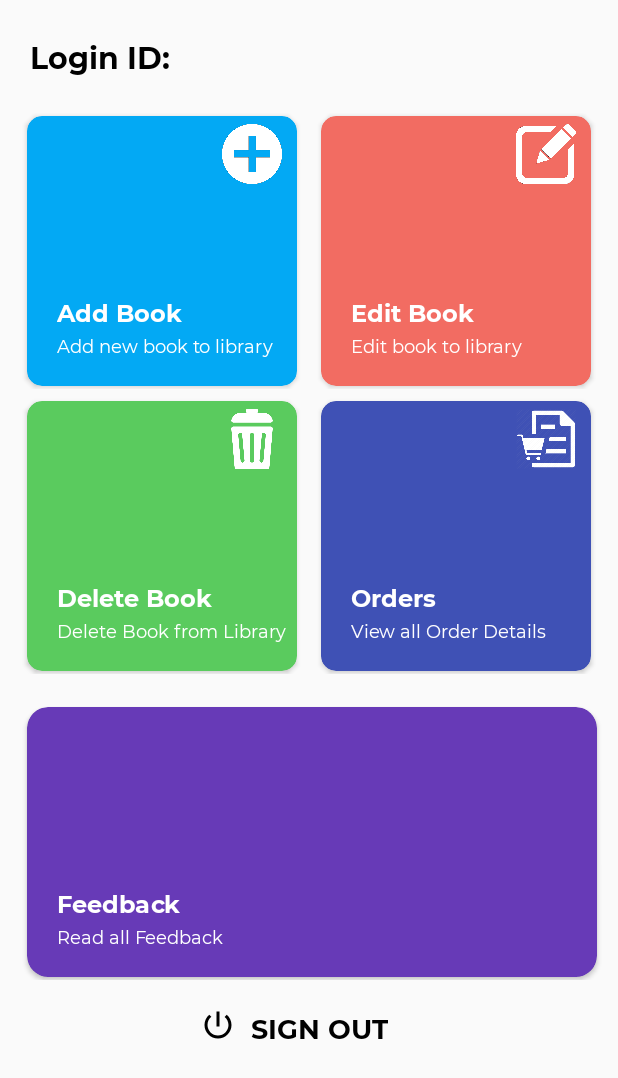
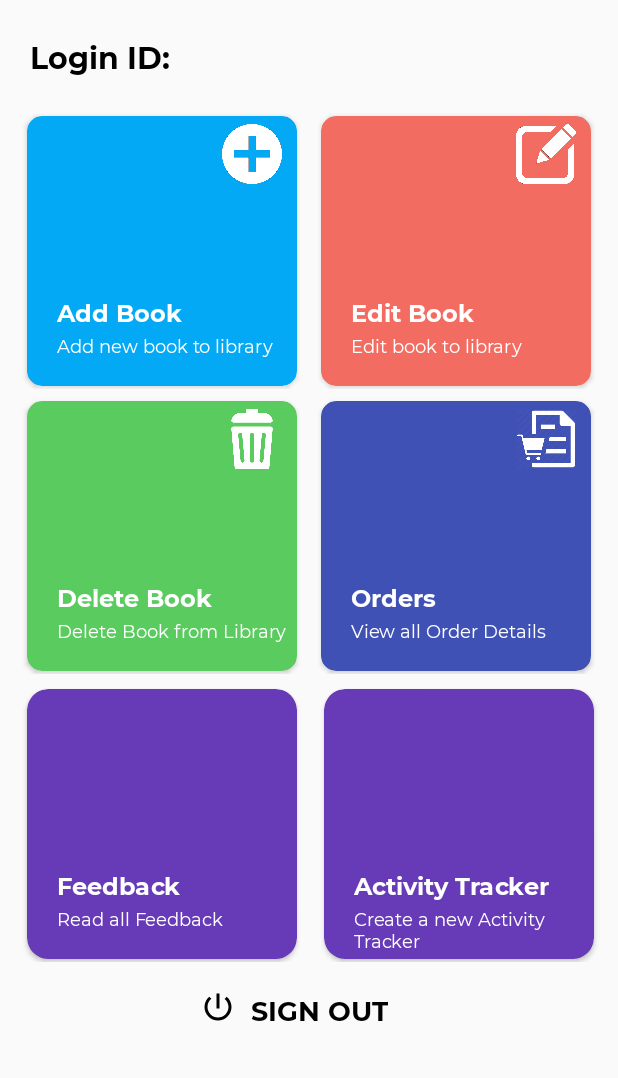
Before and after one commit to larkentech/IMMC2_Admin, an Android app: the MainActivity screen opened directly, with no data from a screen before it, on a phone screen of 412 x 824 dp. Shown: the top 1078 px of the screen. Run offline under Robolectric (Android 15) with nearby library versions, the phone set to English and light mode, and no system bars; our stand-ins replace Firebase (no records; nobody signed in at launch, a user with empty details on screens opened directly).

Commit message:
Activity Tracker Screen is designed.

```diff
--- a/app/src/main/java/com/larkentech/immc2_admin/DetailsContainerActivity.java
+++ b/app/src/main/java/com/larkentech/immc2_admin/DetailsContainerActivity.java
@@ -5,6 +5,8 @@ import android.widget.FrameLayout;
 import androidx.appcompat.app.AppCompatActivity;
 import androidx.fragment.app.FragmentManager;
 import androidx.fragment.app.FragmentTransaction;
+
+import com.larkentech.immc2_admin.Fragments.ActivityTrackerFragment;
 
 public class DetailsContainerActivity extends AppCompatActivity {
 
@@ -59,6 +61,13 @@ public class DetailsContainerActivity extends AppCompatActivity {
                 transaction4.replace(R.id.detailsActivityContainer,feedbackFragment);
                 transaction4.commit();
                 break;
+            case "ActivityTracker":
+                FragmentManager manager5 = getSupportFragmentManager();
+                ActivityTrackerFragment activityTrackerFragment = new ActivityTrackerFragment();
+                FragmentTransaction transaction5 = manager5.beginTransaction();
+                transaction5.replace(R.id.detailsActivityContainer,activityTrackerFragment);
+                transaction5.commit();
+                break;
 
 
 
--- a/app/src/main/java/com/larkentech/immc2_admin/MainActivity.java
+++ b/app/src/main/java/com/larkentech/immc2_admin/MainActivity.java
@@ -31,6 +31,7 @@ public class MainActivity extends AppCompatActivity {
     CardView editBook;
     CardView deleteBook;
     CardView orders;
+    CardView activityTracker;
     Button signout;
     CardView feedback;
     FirebaseDatabase firebaseDatabase;
@@ -53,6 +54,7 @@ public class MainActivity extends AppCompatActivity {
         deleteBook = (CardView) findViewById(R.id.deleteBook);
         orders = (CardView) findViewById(R.id.orders);
         feedback = (CardView) findViewById(R.id.feedback);
+        activityTracker = (CardView)findViewById(R.id.activityTracker);
 
         admiLoginId = findViewById(R.id.adminLoginId);
 
@@ -98,6 +100,15 @@ public class MainActivity extends AppCompatActivity {
             @Override
             public void onClick(View v) {
                 openOrders();
+            }
+        });
+
+        activityTracker.setOnClickListener(new View.OnClickListener() {
+            @Override
+            public void onClick(View v) {
+                Intent intent = new Intent(getApplicationContext(),DetailsContainerActivity.class);
+                intent.putExtra("Category","ActivityTracker");
+                startActivity(intent);
             }
         });
 
--- a/app/src/main/res/layout/activity_main.xml
+++ b/app/src/main/res/layout/activity_main.xml
@@ -14,40 +14,40 @@
 
 
         <RelativeLayout
-            android:layout_marginTop="24dp"
             android:layout_width="match_parent"
             android:layout_height="wrap_content"
+            android:layout_marginTop="24dp"
             android:orientation="horizontal">
 
             <TextView
-                android:layout_marginStart="20dp"
+                android:id="@+id/log"
                 android:layout_width="wrap_content"
                 android:layout_height="wrap_content"
+                android:layout_marginStart="20dp"
+                android:fontFamily="@font/montserrat_bold"
                 android:text="Login ID:"
-                android:id="@+id/log"
-                android:textSize="20sp"
                 android:textColor="#000000"
-                android:fontFamily="@font/montserrat_bold"/>
+                android:textSize="20sp" />
 
 
             <TextView
                 android:id="@+id/adminLoginId"
-                android:layout_marginStart="5dp"
                 android:layout_width="wrap_content"
                 android:layout_height="wrap_content"
-                android:textSize="20sp"
+                android:layout_marginStart="5dp"
+                android:layout_toEndOf="@+id/log"
                 android:fontFamily="@font/montserrat_bold"
-                android:layout_toEndOf="@+id/log"
-                android:textColor="#000000"/>
+                android:textColor="#000000"
+                android:textSize="20sp" />
 
 
         </RelativeLayout>
 
         <LinearLayout
-            android:gravity="center"
-            android:layout_marginTop="24dp"
             android:layout_width="match_parent"
             android:layout_height="184dp"
+            android:layout_marginTop="24dp"
+            android:gravity="center"
             android:orientation="horizontal"
             android:weightSum="2">
 
@@ -56,219 +56,253 @@
                 android:layout_width="180dp"
                 android:layout_height="180dp"
                 android:layout_gravity="center"
+                android:elevation="3dp"
                 app:cardBackgroundColor="#03A9F4"
-                app:cardCornerRadius="10dp"
-                android:elevation="3dp">
+                app:cardCornerRadius="10dp">
 
                 <ImageView
-                    android:layout_marginTop="5dp"
-                    android:layout_marginStart="130dp"
                     android:layout_width="40dp"
                     android:layout_height="40dp"
-                    android:src="@drawable/add_icon"/>
+                    android:layout_marginStart="130dp"
+                    android:layout_marginTop="5dp"
+                    android:src="@drawable/add_icon" />
 
 
                 <TextView
-                    android:layout_marginTop="120dp"
-                    android:layout_marginStart="20dp"
                     android:layout_width="wrap_content"
                     android:layout_height="wrap_content"
+                    android:layout_marginStart="20dp"
+                    android:layout_marginTop="120dp"
+                    android:fontFamily="@font/montserrat_bold"
                     android:text="Add Book"
-                    android:fontFamily="@font/montserrat_bold"
-                    android:textSize="16sp"
-                    android:textColor="#ffffff"/>
+                    android:textColor="#ffffff"
+                    android:textSize="16sp" />
 
                 <TextView
+                    android:layout_width="wrap_content"
+                    android:layout_height="wrap_content"
                     android:layout_marginStart="20dp"
                     android:layout_marginTop="145dp"
-                    android:layout_width="wrap_content"
-                    android:layout_height="wrap_content"
+                    android:fontFamily="@font/montserrat_regular"
                     android:text="Add new book to library"
-                    android:textSize="12sp"
                     android:textColor="#ffffff"
-                    android:fontFamily="@font/montserrat_regular"/>
+                    android:textSize="12sp" />
             </androidx.cardview.widget.CardView>
 
             <androidx.cardview.widget.CardView
                 android:id="@+id/editBook"
-                android:layout_marginStart="16dp"
                 android:layout_width="180dp"
                 android:layout_height="180dp"
-                app:cardCornerRadius="10dp"
                 android:layout_gravity="center"
+                android:layout_marginStart="16dp"
+                android:elevation="3dp"
                 app:cardBackgroundColor="#F26C62"
-                android:elevation="3dp">
+                app:cardCornerRadius="10dp">
 
                 <ImageView
-                    android:layout_marginTop="5dp"
-                    android:layout_marginStart="130dp"
                     android:layout_width="40dp"
                     android:layout_height="40dp"
-                    android:src="@drawable/edit_icon"/>
+                    android:layout_marginStart="130dp"
+                    android:layout_marginTop="5dp"
+                    android:src="@drawable/edit_icon" />
 
                 <TextView
-                    android:layout_marginTop="120dp"
-                    android:layout_marginStart="20dp"
                     android:layout_width="wrap_content"
                     android:layout_height="wrap_content"
+                    android:layout_marginStart="20dp"
+                    android:layout_marginTop="120dp"
+                    android:fontFamily="@font/montserrat_bold"
                     android:text="Edit Book"
-                    android:fontFamily="@font/montserrat_bold"
-                    android:textSize="16sp"
-                    android:textColor="#ffffff"/>
+                    android:textColor="#ffffff"
+                    android:textSize="16sp" />
 
                 <TextView
+                    android:layout_width="wrap_content"
+                    android:layout_height="wrap_content"
                     android:layout_marginStart="20dp"
                     android:layout_marginTop="145dp"
-                    android:layout_width="wrap_content"
-                    android:layout_height="wrap_content"
+                    android:fontFamily="@font/montserrat_regular"
                     android:text="Edit book to library"
-                    android:textSize="12sp"
                     android:textColor="#ffffff"
-                    android:fontFamily="@font/montserrat_regular"/>
+                    android:textSize="12sp" />
             </androidx.cardview.widget.CardView>
         </LinearLayout>
+
         <LinearLayout
-            android:gravity="center"
-            android:layout_marginTop="6dp"
             android:layout_width="match_parent"
             android:layout_height="184dp"
+            android:layout_marginTop="6dp"
+            android:gravity="center"
             android:orientation="horizontal"
             android:weightSum="2">
 
             <androidx.cardview.widget.CardView
+                android:id="@+id/deleteBook"
                 android:layout_width="180dp"
-                android:id="@+id/deleteBook"
+                android:layout_height="180dp"
                 android:layout_gravity="center"
-                android:layout_height="180dp"
-                app:cardCornerRadius="10dp"
+                android:elevation="3dp"
                 app:cardBackgroundColor="#5ACB5E"
-                android:elevation="3dp">
+                app:cardCornerRadius="10dp">
 
                 <ImageView
-                    android:layout_marginTop="5dp"
-                    android:layout_marginStart="130dp"
                     android:layout_width="40dp"
                     android:layout_height="40dp"
-                    android:src="@drawable/delete_icon"/>
+                    android:layout_marginStart="130dp"
+                    android:layout_marginTop="5dp"
+                    android:src="@drawable/delete_icon" />
 
                 <TextView
-                    android:layout_marginTop="120dp"
-                    android:layout_marginStart="20dp"
                     android:layout_width="wrap_content"
                     android:layout_height="wrap_content"
+                    android:layout_marginStart="20dp"
+                    android:layout_marginTop="120dp"
+                    android:fontFamily="@font/montserrat_bold"
                     android:text="Delete Book"
-                    android:fontFamily="@font/montserrat_bold"
-                    android:textSize="16sp"
-                    android:textColor="#ffffff"/>
+                    android:textColor="#ffffff"
+                    android:textSize="16sp" />
 
                 <TextView
+                    android:layout_width="wrap_content"
+                    android:layout_height="wrap_content"
                     android:layout_marginStart="20dp"
                     android:layout_marginTop="145dp"
-                    android:layout_width="wrap_content"
-                    android:layout_height="wrap_content"
+                    android:fontFamily="@font/montserrat_regular"
                     android:text="Delete Book from Library"
-                    android:textSize="12sp"
                     android:textColor="#ffffff"
-                    android:fontFamily="@font/montserrat_regular"/>
+                    android:textSize="12sp" />
             </androidx.cardview.widget.CardView>
 
             <androidx.cardview.widget.CardView
                 android:id="@+id/orders"
-                android:layout_marginStart="16dp"
                 android:layout_width="180dp"
                 android:layout_height="180dp"
                 android:layout_gravity="center"
-                app:cardCornerRadius="10dp"
+                android:layout_marginStart="16dp"
+                android:elevation="3dp"
                 app:cardBackgroundColor="#3F51B5"
-                android:elevation="3dp">
+                app:cardCornerRadius="10dp">
 
                 <ImageView
-                    android:layout_marginTop="5dp"
-                    android:layout_marginStart="130dp"
                     android:layout_width="40dp"
                     android:layout_height="40dp"
-                    android:src="@drawable/orders_icon"/>
+                    android:layout_marginStart="130dp"
+                    android:layout_marginTop="5dp"
+                    android:src="@drawable/orders_icon" />
 
                 <TextView
-                    android:layout_marginTop="120dp"
-                    android:layout_marginStart="20dp"
                     android:layout_width="wrap_content"
                     android:layout_height="wrap_content"
+                    android:layout_marginStart="20dp"
+                    android:layout_marginTop="120dp"
+                    android:fontFamily="@font/montserrat_bold"
                     android:text="Orders"
-                    android:fontFamily="@font/montserrat_bold"
-                    android:textSize="16sp"
-                    android:textColor="#ffffff"/>
+                    android:textColor="#ffffff"
+                    android:textSize="16sp" />
 
                 <TextView
+                    android:layout_width="wrap_content"
+                    android:layout_height="wrap_content"
                     android:layout_marginStart="20dp"
                     android:layout_marginTop="145dp"
-                    android:layout_width="wrap_content"
-                    android:layout_height="wrap_content"
+                    android:fontFamily="@font/montserrat_regular"
                     android:text="View all Order Details"
-                    android:textSize="12sp"
                     android:textColor="#ffffff"
-                    android:fontFamily="@font/montserrat_regular"/>
+                    android:textSize="12sp" />
             </androidx.cardview.widget.CardView>
         </LinearLayout>
+
         <LinearLayout
-            android:layout_marginTop="20dp"
             android:layout_width="match_parent"
             android:layout_height="184dp"
-            android:orientation="horizontal"
-            android:weightSum="2">
-
+            android:layout_marginTop="8dp"
+            android:orientation="horizontal">
 
 
             <androidx.cardview.widget.CardView
+                android:id="@+id/feedback"
+                android:layout_width="0dp"
+                android:layout_height="180dp"
+                android:layout_weight="1"
+                android:layout_gravity="center"
+                android:layout_marginStart="18dp"
+                android:elevation="3dp"
                 app:cardBackgroundColor="#673AB7"
-                android:id="@+id/feedback"
-                android:layout_marginStart="18dp"
-                android:layout_width="380dp"
-                android:layout_gravity="center"
-                android:layout_height="180dp"
-                app:cardCornerRadius="14dp"
-                android:elevation="3dp">
+                app:cardCornerRadius="14dp">
 
                 <TextView
-                    android:layout_marginTop="120dp"
-                    android:layout_marginStart="20dp"
                     android:layout_width="wrap_content"
                     android:layout_height="wrap_content"
+                    android:layout_marginStart="20dp"
+                    android:layout_marginTop="120dp"
+                    android:fontFamily="@font/montserrat_bold"
                     android:text="Feedback"
-                    android:fontFamily="@font/montserrat_bold"
-                    android:textSize="16sp"
-                    android:textColor="#ffffff"/>
+                    android:textColor="#ffffff"
+                    android:textSize="16sp" />
 
                 <TextView
+                    android:layout_width="wrap_content"
+                    android:layout_height="wrap_content"
                     android:layout_marginStart="20dp"
                     android:layout_marginTop="145dp"
+                    android:fontFamily="@font/montserrat_regular"
+                    android:text="Read all Feedback"
+                    android:textColor="#ffffff"
+                    android:textSize="12sp" />
+            </androidx.cardview.widget.CardView>
+
+            <androidx.cardview.widget.CardView
+                android:id="@+id/activityTracker"
+                android:layout_width="0dp"
+                android:layout_weight="1"
+                android:layout_marginEnd="16dp"
+                android:layout_height="180dp"
+                android:layout_gravity="center"
+                android:layout_marginStart="18dp"
+                android:elevation="3dp"
+                app:cardBackgroundColor="#673AB7"
+                app:cardCornerRadius="14dp">
+
+                <TextView
                     android:layout_width="wrap_content"
                     android:layout_height="wrap_content"
-                    android:text="Read all Feedback"
-                    android:textSize="12sp"
+                    android:layout_marginStart="20dp"
+                    android:layout_marginTop="120dp"
+                    android:fontFamily="@font/montserrat_bold"
+                    android:text="Activity Tracker"
                     android:textColor="#ffffff"
-                    android:fontFamily="@font/montserrat_regular"/>
+                    android:textSize="16sp" />
+
+                <TextView
+                    android:layout_width="wrap_content"
+                    android:layout_height="wrap_content"
+                    android:layout_marginStart="20dp"
+                    android:layout_marginTop="145dp"
+                    android:fontFamily="@font/montserrat_regular"
+                    android:text="Create a new Activity Tracker"
+                    android:textColor="#ffffff"
+                    android:textSize="12sp" />
             </androidx.cardview.widget.CardView>
 
         </LinearLayout>
+
         <Button
+            android:id="@+id/signOut"
             android:layout_width="wrap_content"
             android:layout_height="wrap_content"
+            android:layout_alignParentEnd="true"
             android:layout_gravity="center"
-            android:text=" Sign Out"
+            android:layout_marginTop="8dp"
             android:layout_marginEnd="10dp"
-            android:id="@+id/signOut"
-            android:layout_alignParentEnd="true"
-            android:textSize="18sp"
-            android:layout_marginTop="8dp"
-            android:textColor="#000000"
+            android:background="@android:color/transparent"
             android:drawableLeft="@drawable/ic_power_settings_new_black_24dp"
             android:fontFamily="@font/montserrat_bold"
-            android:background="@android:color/transparent"/>
+            android:text=" Sign Out"
+            android:textColor="#000000"
+            android:textSize="18sp" />
 
 
     </LinearLayout>
 
 
-
 </ScrollView>
```
